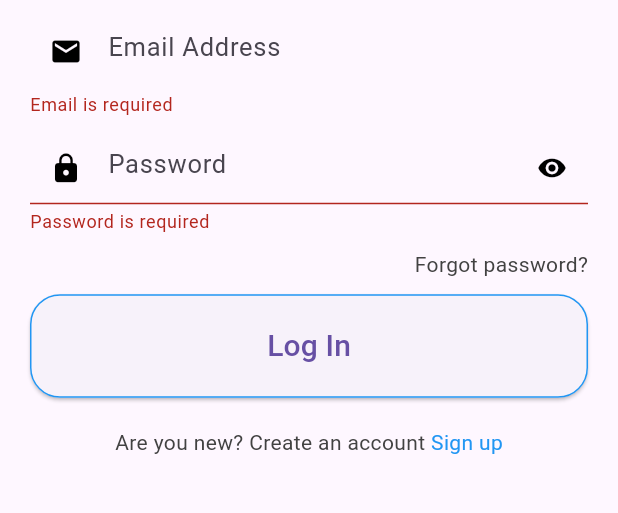
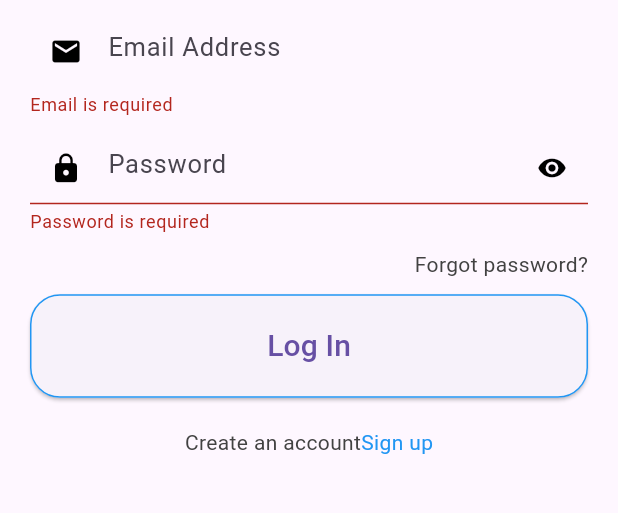
Before and after one commit to Allan0092/TravelBlog, a Flutter app: the screen it shows after launch, after a tap on "Log In", on a phone screen of 412 x 824 dp, the part 464-977 px from its top. Run offline on Flutter 3.47's test engine with Material 3 defaults, Android fonts, the phone set to English and light mode, and no system bars; our stand-ins replace cloud_firestore, firebase_auth, firebase_core, firebase_messaging, firebase_storage, flutter_local_notifications and 1 more; missing offline and left inert: overlay_kit; accounts and stored records are empty; Roboto replaces fonts that are missing (WorkSansSemiBold).

```diff
--- a/lib/main.dart
+++ b/lib/main.dart
@@ -3,6 +3,7 @@ import 'package:flutter/material.dart';
 import 'package:overlay_kit/overlay_kit.dart';
 import 'package:provider/provider.dart';
 import 'package:google_fonts/google_fonts.dart';
+import 'package:travelblog/screens/dashboard/dashboard.dart';
 import 'package:travelblog/viewmodels/product_viewmodel.dart';
 import 'firebase_options.dart';
 
@@ -51,6 +52,7 @@ class MyApp extends StatelessWidget {
               "/splash": (BuildContext context) => SplashScreen(),
               "/register": (BuildContext context) => RegisterScreen(),
               "/forget-password": (BuildContext context) => ForgetPasswordScreen(),
+              "/dashboard": (BuildContext context) => DashboardScreen(),
 
             },
           );
--- a/lib/screens/account/account_screen.dart
+++ b/lib/screens/account/account_screen.dart
@@ -48,7 +48,7 @@ class _AccountScreenState extends State<AccountScreen> {
             height: 10,
           ),
           Image.asset(
-            "assets/images/logo.png",
+            "assets/images/logo.jpg",
             height: 100,
             width: 100,
           ),
--- a/lib/screens/auth/forget_password_screen.dart
+++ b/lib/screens/auth/forget_password_screen.dart
@@ -50,7 +50,7 @@ class _ForgetPasswordScreenState extends State<ForgetPasswordScreen> {
               child: Column(
                 children: [
                   Image.asset(
-                    "assets/images/logo.png",
+                    "assets/images/logo.jpg",
                     height: 100,
                     width: 100,
                   ),
--- a/lib/screens/auth/login_screen.dart
+++ b/lib/screens/auth/login_screen.dart
@@ -1,4 +1,3 @@
-import 'package:firebase_auth/firebase_auth.dart';
 import 'package:flutter/cupertino.dart';
 import 'package:flutter/material.dart';
 import 'package:provider/provider.dart';
@@ -32,9 +31,9 @@ class _LoginScreenState extends State<LoginScreen> {
           .login(_emailController.text, _passwordController.text)
           .then((value) {
         NotificationService.display(
-          title: "Welcome back",
+          title: "Welcome back!!",
           body:
-              "Hello ${_authViewModel.loggedInUser?.name},\n Hope you are having a wonderful day.",
+              "${_authViewModel.loggedInUser?.name},\n logged in successfully"
         );
         Navigator.of(context).pushReplacementNamed('/dashboard');
       }).catchError((e) {
@@ -140,7 +139,7 @@ class _LoginScreenState extends State<LoginScreen> {
                       ),
                     ),
                   ),
-                  SizedBox(
+                  const SizedBox(
                     height: 10,
                   ),
                   Align(
@@ -184,7 +183,7 @@ class _LoginScreenState extends State<LoginScreen> {
                     mainAxisAlignment: MainAxisAlignment.center,
                     children: [
                       Text(
-                        "Are you new? Create an account ",
+                        "Create an account",
                         style: TextStyle(color: Colors.grey.shade800),
                       ),
                       InkWell(
--- a/lib/screens/splash_screen.dart
+++ b/lib/screens/splash_screen.dart
@@ -28,7 +28,7 @@ class _SplashScreenState extends State<SplashScreen> {
       }else{
         NotificationService.display(
           title: "Welcome back",
-          body: "Hello ${_authViewModel.loggedInUser?.name},\n We have been waiting for you.",
+          body: "Welcome back ${_authViewModel.loggedInUser?.name}",
         );
         Navigator.of(context).pushReplacementNamed("/dashboard");
       }
@@ -52,7 +52,7 @@ class _SplashScreenState extends State<SplashScreen> {
         child: SingleChildScrollView(
           child: Column(
             children: [
-              Image.asset("assets/images/splash.gif"),
+              Image.asset("assets/images/splash.jpg"),
               SizedBox(height: 100,),
               Text("Ecommerce", style: TextStyle(
                 fontSize: 22
```
Also changed, not shown: lib/screens/dashboard/dashboard.dart (added, +85 -0 lines).
